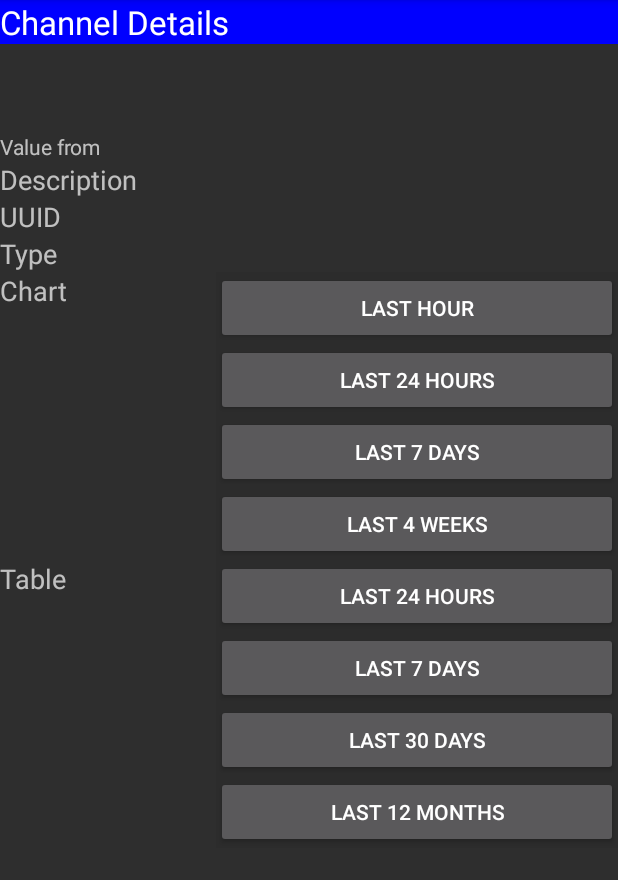
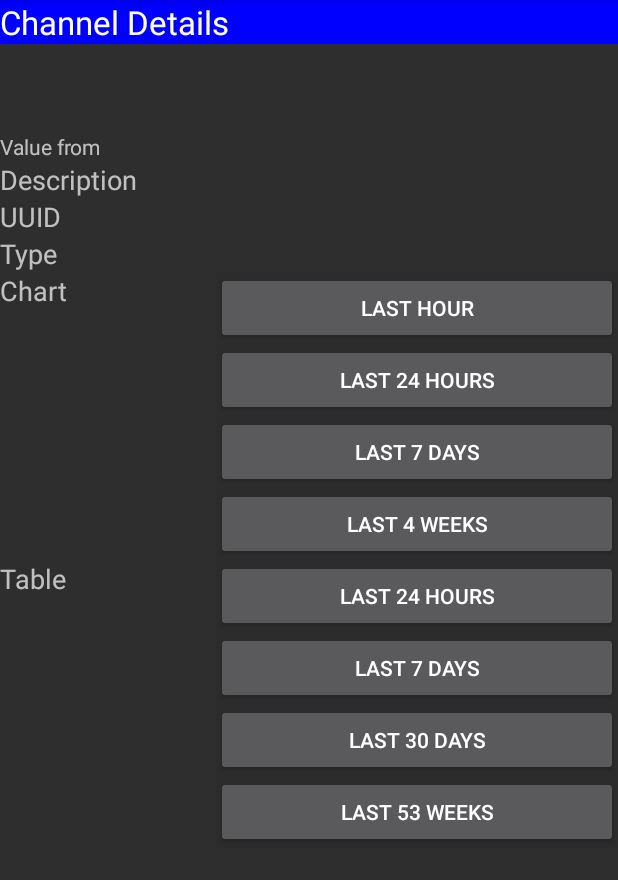
Before and after one commit to volkszaehler/app-android, an Android app: the ChannelDetails screen opened directly, with no data from a screen before it, on a phone screen of 412 x 824 dp, the part 84-964 px from its top. Run offline under Robolectric (Android 15) with nearby library versions, the phone set to English and light mode, and no system bars; libraries missing offline, so code that uses them is left out: org.achartengine, org.achartengine.model.

Commit message:
changed ywear to 53 weeks

```diff
--- a/app/src/main/res/values/strings.xml
+++ b/app/src/main/res/values/strings.xml
@@ -92,7 +92,7 @@
     <string name="TableDay">Last 24 Hours</string>
     <string name="TableWeek">Last 7 Days</string>
     <string name="TableMonth">Last 30 Days</string>
-    <string name="TableYear">Last 12 Months</string>
+    <string name="TableYear">Last 53 Weeks</string>
     <string name="title_activity_table_details">TableDetails</string>
     <string name="Table">Table</string>
     <string name="timeRange">Time Range</string>
```
Also changed, not shown: 1 other file.
